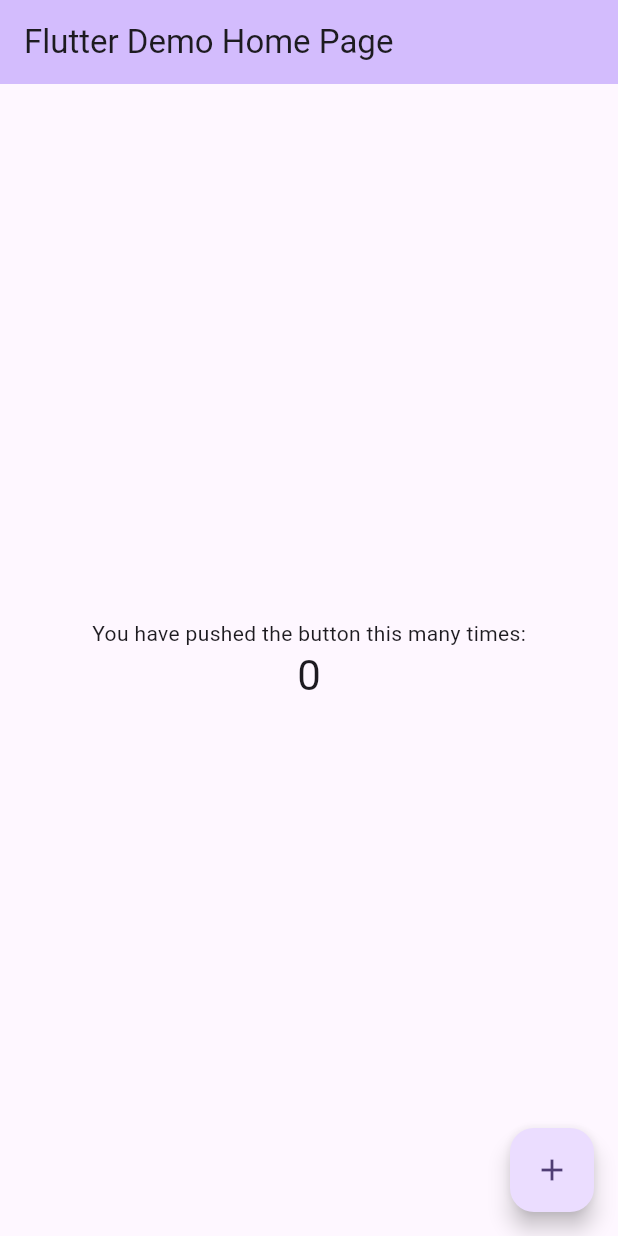
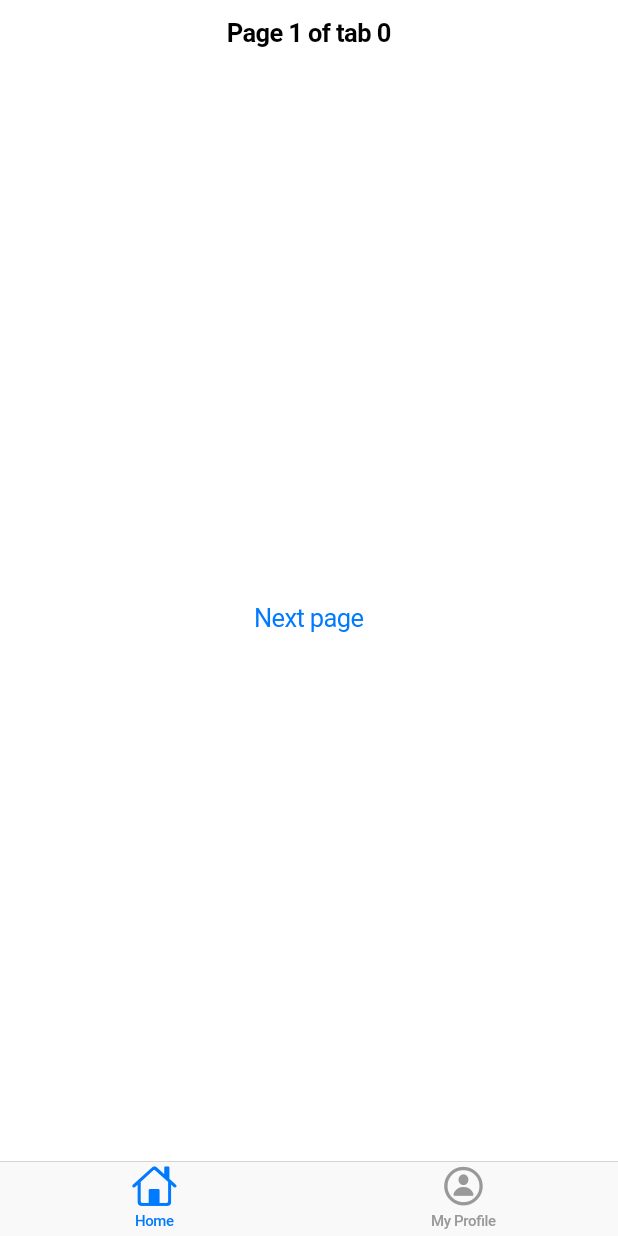
Before and after one commit to sk1ldpadde/OMNISTUDYIN, a Flutter app: the screen it shows after launch, on a phone screen of 412 x 824 dp. Run offline on Flutter 3.47's test engine with Material 3 defaults, Android fonts, the phone set to English and light mode, and no system bars.

Commit message:
Added the fundamental structure of the app
This comes mostly form the offical CupertinoTabScaffold

```diff
--- /dev/null
+++ b/omnistudin_flutter/lib/app.dart
@@ -0,0 +1,75 @@
+import 'package:flutter/cupertino.dart';
+
+class OmniStudyingApp extends StatelessWidget {
+  const OmniStudyingApp({super.key});
+  @override
+  Widget build(BuildContext context) {
+    return CupertinoApp(
+      home: OmniStudyingHomepage(),
+    );
+  }
+}
+
+class OmniStudyingHomepage extends StatefulWidget {
+  const OmniStudyingHomepage({super.key});
+
+  @override
+  State<OmniStudyingHomepage> createState() => _OmniStudyingHomepageState();
+}
+
+class _OmniStudyingHomepageState extends State<OmniStudyingHomepage> {
+  @override
+  Widget build(BuildContext context) {
+    return CupertinoTabScaffold(
+      tabBar: CupertinoTabBar(
+        items: const <BottomNavigationBarItem>[
+          BottomNavigationBarItem(
+            icon: Icon(CupertinoIcons.home),
+            label: 'Home',
+          ),
+          BottomNavigationBarItem(
+            icon: Icon(CupertinoIcons.person_circle),
+            label: 'My Profile',
+          ),
+        ],
+      ),
+      tabBuilder: (BuildContext context, int index) {
+        return CupertinoTabView(
+          builder: (BuildContext context) {
+            return CupertinoPageScaffold(
+              navigationBar: CupertinoNavigationBar(
+                middle: Text('Page 1 of tab $index'),
+              ),
+              child: Center(
+                child: CupertinoButton(
+                  child: const Text('Next page'),
+                  onPressed: () {
+                    Navigator.of(context).push(
+                      CupertinoPageRoute<void>(
+                        builder: (BuildContext context) {
+                          return CupertinoPageScaffold(
+                            navigationBar: CupertinoNavigationBar(
+                              middle: Text('Page 2 of tab $index'),
+                            ),
+                            child: Center(
+                              child: CupertinoButton(
+                                child: const Text('Back'),
+                                onPressed: () {
+                                  Navigator.of(context).pop();
+                                },
+                              ),
+                            ),
+                          );
+                        },
+                      ),
+                    );
+                  },
+                ),
+              ),
+            );
+          },
+        );
+      },
+    );
+  }
+}
--- a/omnistudin_flutter/lib/main.dart
+++ b/omnistudin_flutter/lib/main.dart
@@ -1,125 +1,13 @@
-import 'package:flutter/material.dart';
+import 'package:flutter/cupertino.dart';
+import 'package:flutter/services.dart';
+
+import 'app.dart';
 
 void main() {
-  runApp(const MyApp());
+  // This app is designed only to work vertically, so we limit
+  // orientations to portrait up and down.
+  SystemChrome.setPreferredOrientations(
+      [DeviceOrientation.portraitUp, DeviceOrientation.portraitDown]);
+
+  return runApp(OmniStudyingApp());
 }
-
-class MyApp extends StatelessWidget {
-  const MyApp({super.key});
-
-  // This widget is the root of your application.
-  @override
-  Widget build(BuildContext context) {
-    return MaterialApp(
-      title: 'Flutter Demo',
-      theme: ThemeData(
-        // This is the theme of your application.
-        //
-        // TRY THIS: Try running your application with "flutter run". You'll see
-        // the application has a blue toolbar. Then, without quitting the app,
-        // try changing the seedColor in the colorScheme below to Colors.green
-        // and then invoke "hot reload" (save your changes or press the "hot
-        // reload" button in a Flutter-supported IDE, or press "r" if you used
-        // the command line to start the app).
-        //
-        // Notice that the counter didn't reset back to zero; the application
-        // state is not lost during the reload. To reset the state, use hot
-        // restart instead.
-        //
-        // This works for code too, not just values: Most code changes can be
-        // tested with just a hot reload.
-        colorScheme: ColorScheme.fromSeed(seedColor: Colors.deepPurple),
-        useMaterial3: true,
-      ),
-      home: const MyHomePage(title: 'Flutter Demo Home Page'),
-    );
-  }
-}
-
-class MyHomePage extends StatefulWidget {
-  const MyHomePage({super.key, required this.title});
-
-  // This widget is the home page of your application. It is stateful, meaning
-  // that it has a State object (defined below) that contains fields that affect
-  // how it looks.
-
-  // This class is the configuration for the state. It holds the values (in this
-  // case the title) provided by the parent (in this case the App widget) and
-  // used by the build method of the State. Fields in a Widget subclass are
-  // always marked "final".
-
-  final String title;
-
-  @override
-  State<MyHomePage> createState() => _MyHomePageState();
-}
-
-class _MyHomePageState extends State<MyHomePage> {
-  int _counter = 0;
-
-  void _incrementCounter() {
-    setState(() {
-      // This call to setState tells the Flutter framework that something has
-      // changed in this State, which causes it to rerun the build method below
-      // so that the display can reflect the updated values. If we changed
-      // _counter without calling setState(), then the build method would not be
-      // called again, and so nothing would appear to happen.
-      _counter++;
-    });
-  }
-
-  @override
-  Widget build(BuildContext context) {
-    // This method is rerun every time setState is called, for instance as done
-    // by the _incrementCounter method above.
-    //
-    // The Flutter framework has been optimized to make rerunning build methods
-    // fast, so that you can just rebuild anything that needs updating rather
-    // than having to individually change instances of widgets.
-    return Scaffold(
-      appBar: AppBar(
-        // TRY THIS: Try changing the color here to a specific color (to
-        // Colors.amber, perhaps?) and trigger a hot reload to see the AppBar
-        // change color while the other colors stay the same.
-        backgroundColor: Theme.of(context).colorScheme.inversePrimary,
-        // Here we take the value from the MyHomePage object that was created by
-        // the App.build method, and use it to set our appbar title.
-        title: Text(widget.title),
-      ),
-      body: Center(
-        // Center is a layout widget. It takes a single child and positions it
-        // in the middle of the parent.
-        child: Column(
-          // Column is also a layout widget. It takes a list of children and
-          // arranges them vertically. By default, it sizes itself to fit its
-          // children horizontally, and tries to be as tall as its parent.
-          //
-          // Column has various properties to control how it sizes itself and
-          // how it positions its children. Here we use mainAxisAlignment to
-          // center the children vertically; the main axis here is the vertical
-          // axis because Columns are vertical (the cross axis would be
-          // horizontal).
-          //
-          // TRY THIS: Invoke "debug painting" (choose the "Toggle Debug Paint"
-          // action in the IDE, or press "p" in the console), to see the
-          // wireframe for each widget.
-          mainAxisAlignment: MainAxisAlignment.center,
-          children: <Widget>[
-            const Text(
-              'You have pushed the button this many times:',
-            ),
-            Text(
-              '$_counter',
-              style: Theme.of(context).textTheme.headlineMedium,
-            ),
-          ],
-        ),
-      ),
-      floatingActionButton: FloatingActionButton(
-        onPressed: _incrementCounter,
-        tooltip: 'Increment',
-        child: const Icon(Icons.add),
-      ), // This trailing comma makes auto-formatting nicer for build methods.
-    );
-  }
-}
```
